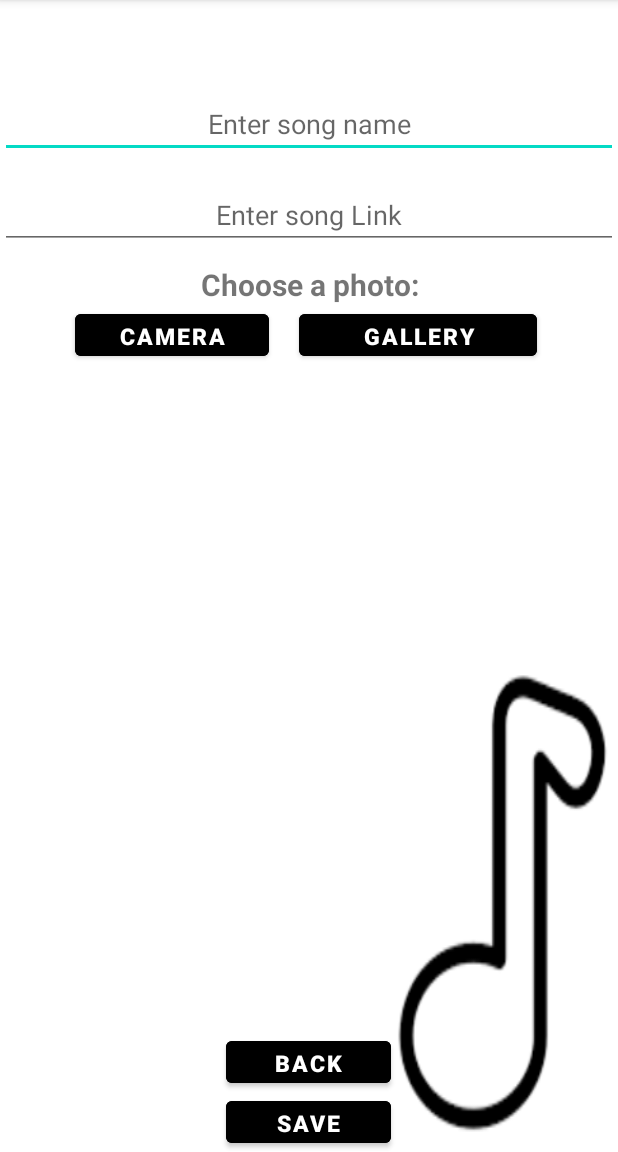
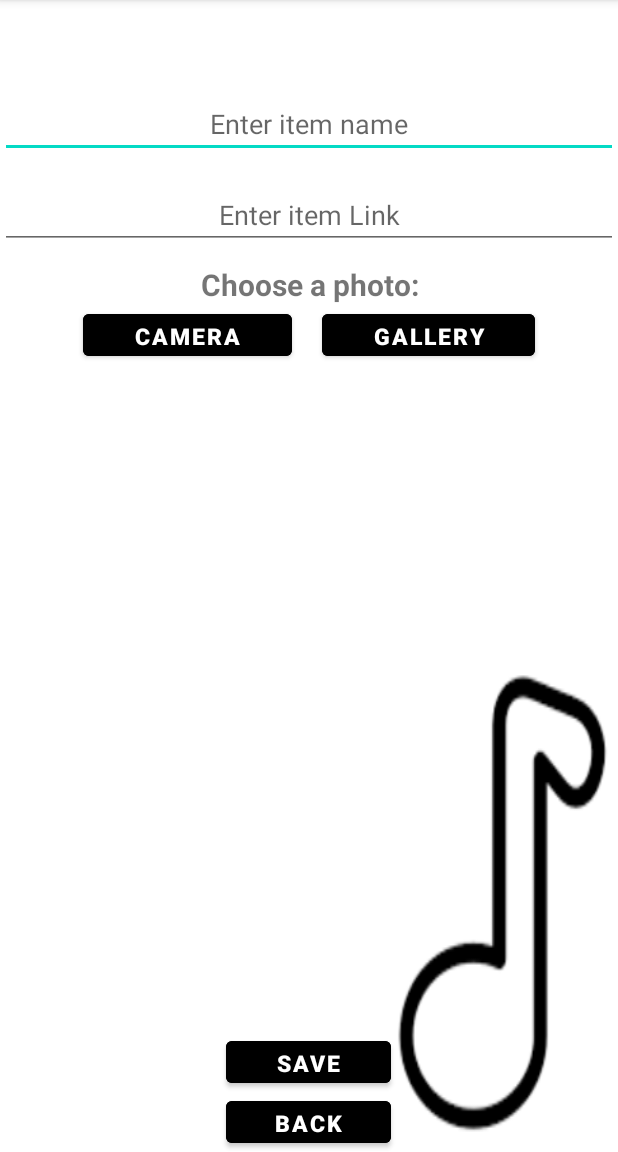
Before and after one commit to yanivlav/MusicPlayer-Android-Studio, an Android app: the AddSongActivity screen opened directly, with no data from a screen before it, on a phone screen of 412 x 824 dp, the part 84-1236 px from its top. Run offline under Robolectric (Android 15) with nearby library versions, the phone set to English and light mode, and no system bars; pictures from the network do not load.

Commit message:
realloacion to heb

```diff
--- a/app/build.gradle
+++ b/app/build.gradle
@@ -9,7 +9,7 @@ android {
         applicationId "com.example.musicplayer"
         minSdk 21
 //        minSdk 23
-        targetSdk 27
+        targetSdk 28
 //        targetSdk 28 // lost ability to play .m4a file extension
 //        targetSdk 32 // maybe need to bind? remoteLayouts disappeares
         versionCode 1
--- a/app/src/main/java/com/example/musicplayer/MainActivity.java
+++ b/app/src/main/java/com/example/musicplayer/MainActivity.java
@@ -156,15 +156,15 @@ public class MainActivity extends AppCompatActivity {
             public void onSwiped(RecyclerView.ViewHolder viewHolder, int direction) {
 
                 AlertDialog.Builder builder = new AlertDialog.Builder(MainActivity.this);
-                builder.setTitle("Remove Song Confirmation").setMessage("Are you sure you want to remove that song?")
-                        .setPositiveButton("Yes", new DialogInterface.OnClickListener() {
+                builder.setTitle(R.string.remove_song_confirmation).setMessage(R.string.r_u_sure)
+                        .setPositiveButton(R.string.yes, new DialogInterface.OnClickListener() {
                             @Override
                             public void onClick(DialogInterface dialogInterface, int i) {
                                 playList.remove(viewHolder.getAdapterPosition());
                                 setPlaylist();
                                 songAdapter.notifyItemRemoved(viewHolder.getAdapterPosition());
                             }
-                        }).setNegativeButton("No", new DialogInterface.OnClickListener() {
+                        }).setNegativeButton(R.string.no, new DialogInterface.OnClickListener() {
                             @Override
                             public void onClick(DialogInterface dialogInterface, int i) {
 //                                songAdapter.notifyItemRemoved(viewHolder.getAdapterPosition());
--- a/app/src/main/java/com/example/musicplayer/MusicServiceNew.java
+++ b/app/src/main/java/com/example/musicplayer/MusicServiceNew.java
@@ -158,7 +158,7 @@ public class MusicServiceNew extends Service implements MediaPlayer.OnPreparedLi
     }
 
     private void changeNotificationView(String s) {
-        Toast.makeText(this, "Now Playing:\n" + s, Toast.LENGTH_SHORT).show();
+        Toast.makeText(this, getString(R.string.now_playing) + s, Toast.LENGTH_SHORT).show();
         remoteViews.setTextViewText(R.id.song_title, s);
         builder.setContent(remoteViews);
 //        String channelId = "channel_id";
--- a/app/src/main/res/layout/activity_add_song.xml
+++ b/app/src/main/res/layout/activity_add_song.xml
@@ -14,7 +14,7 @@
         android:layout_width="match_parent"
         android:layout_height="wrap_content"
         android:layout_marginTop="60dp"
-        android:hint="Enter song name"
+        android:hint="@string/enter_song_name"
         android:text=""
         android:textAlignment="center"
         android:textColor="@android:color/background_dark" />
@@ -25,7 +25,7 @@
         android:layout_height="wrap_content"
         android:layout_below="@+id/songName"
         android:layout_marginTop="15dp"
-        android:hint="Enter song Link"
+        android:hint="@string/enter_song_link"
         android:text=""
         android:textAlignment="center"
         android:textColor="@android:color/background_dark"
@@ -37,7 +37,7 @@
         android:layout_width="match_parent"
         android:layout_height="wrap_content"
         android:layout_below="@+id/songlink"
-        android:text="Choose a photo:"
+        android:text="@string/choose_a_photo"
         android:textAlignment="center"
         android:textSize="20sp"
         android:textStyle="bold"
@@ -60,32 +60,33 @@
         android:layout_marginTop="0dp"
         android:layout_below="@+id/txt1"
         android:orientation="horizontal"
-        android:id="@+id/linearBtns">
+        android:id="@+id/linearBtns"
+        android:gravity="center">
 
         <Button
             android:layout_width="wrap_content"
             android:layout_weight="1"
             android:id="@+id/cam_btn"
             android:layout_height="40dp"
-            android:layout_marginLeft="50dp"
-            android:text="Camera"
-            android:layout_gravity="center"
+            android:text="@string/camera"
             android:textSize="15sp"
             android:textStyle="bold"
             android:backgroundTint="@color/black"
+            android:gravity="center"
+            android:layout_marginEnd="20dp"
             />
 
 
         <Button
             android:layout_width="wrap_content"
-            android:layout_weight="2"
+            android:layout_weight="1"
             android:id="@+id/gallery_btn"
-            android:layout_marginLeft="20dp"
             android:layout_height="40dp"
-            android:text="Gallery"
+            android:text="@string/gallery"
             android:backgroundTint="@color/black"
             android:textSize="15sp"
-            android:textStyle="bold"/>
+            android:textStyle="bold"
+            />
 
 
     </LinearLayout>
@@ -94,19 +95,22 @@
     <ImageView
         android:id="@+id/click_image"
         android:layout_width="350dp"
-        android:layout_height="370dp"
+        android:layout_height="350dp"
+        android:layout_centerHorizontal="true"
+        android:layout_centerVertical="true"
         android:layout_below="@id/linearBtns"
         android:layout_centerInParent="true"
         android:layout_marginTop="25dp" />
-
+<!--    android:layout_width="350dp"-->
+<!--    android:layout_height="370dp"-->
     <Button
         android:id="@+id/saveBtn"
         android:layout_width="110dp"
         android:layout_height="40dp"
-        android:layout_alignParentBottom="true"
         android:layout_centerInParent="true"
         android:backgroundTint="@color/black"
-        android:text="Save"
+        android:text="@string/save"
+        android:layout_above="@id/backBtn"
         android:textSize="15sp"
         android:textStyle="bold" />
 
@@ -114,10 +118,10 @@
         android:id="@+id/backBtn"
         android:layout_width="110dp"
         android:layout_height="40dp"
-        android:layout_above="@id/saveBtn"
+        android:layout_alignParentBottom="true"
         android:layout_centerInParent="true"
         android:backgroundTint="@color/black"
-        android:text="back"
+        android:text="@string/back"
         android:textSize="15sp"
         android:textStyle="bold" />
 
--- a/app/src/main/res/layout/activity_song_info.xml
+++ b/app/src/main/res/layout/activity_song_info.xml
@@ -19,7 +19,7 @@
             <TextView
                 android:layout_width="wrap_content"
                 android:layout_height="wrap_content"
-                android:text="Song Name:"
+                android:text="@string/song_name"
                 android:textSize="20sp"
                 android:textStyle="bold"/>
 
@@ -32,7 +32,7 @@
             <TextView
                 android:layout_width="wrap_content"
                 android:layout_height="wrap_content"
-                android:text="Song Link:"
+                android:text="@string/song_link"
                 android:textSize="20sp"
                 android:textStyle="bold"/>
             <TextView
@@ -53,7 +53,7 @@
             <Button
                 android:layout_width="wrap_content"
                 android:layout_height="wrap_content"
-                android:text="Back"
+                android:text="@string/back"
                 android:id="@+id/backBtn"
                 android:backgroundTint="@color/black"
                 />
--- a/app/src/main/res/layout/song_cell.xml
+++ b/app/src/main/res/layout/song_cell.xml
@@ -40,12 +40,12 @@
             android:id="@+id/songInfo"
             android:layout_width="50dp"
             android:layout_height="50dp"
-            android:layout_alignParentRight="true"
+            android:layout_alignParentEnd="true"
             android:layout_marginStart="10dp"
             android:layout_marginTop="10dp"
             android:layout_marginEnd="10dp"
             android:layout_marginBottom="10dp"
-            android:src="@drawable/ic_baseline_info_24"
-            android:backgroundTint="@color/white"/>
+            android:backgroundTint="@color/white"
+            android:src="@drawable/ic_baseline_info_24" />
     </RelativeLayout>
 </androidx.cardview.widget.CardView>
--- a/app/src/main/res/values/strings.xml
+++ b/app/src/main/res/values/strings.xml
@@ -1,3 +1,17 @@
 <resources>
     <string name="app_name">MusicPlayer</string>
+    <string name="camera">Camera</string>
+    <string name="gallery">Gallery</string>
+    <string name="save">Save</string>
+    <string name="back">back</string>
+    <string name="choose_a_photo">Choose a photo:</string>
+    <string name="enter_song_link">Enter item Link</string>
+    <string name="enter_song_name">Enter item name</string>
+    <string name="yes">Yes</string>
+    <string name="remove_song_confirmation">Remove item Confirmation</string>
+    <string name="r_u_sure">Are you sure you want to remove this item?</string>
+    <string name="no">No</string>
+    <string name="now_playing">Now Playing:\n</string>
+    <string name="song_name">Item name:</string>
+    <string name="song_link">Item link:</string>
 </resources>
```
Also changed, not shown: 1 other file.
